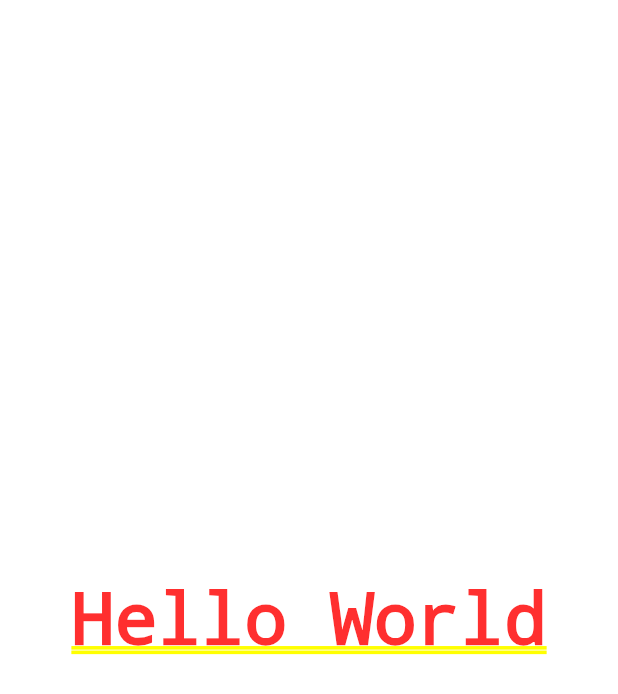
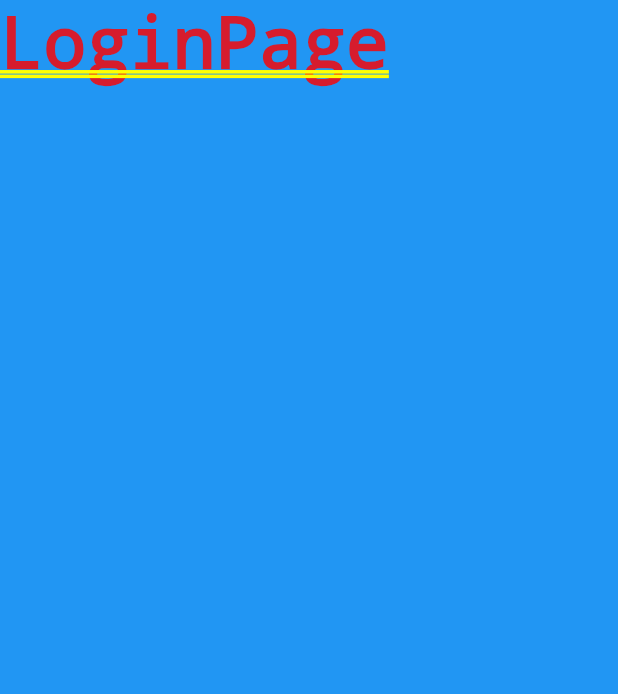
Before and after one commit to dzjyyds666/online_study_browser, a Flutter app: the screen it shows after launch, on a phone screen of 412 x 824 dp. Shown: the top 694 px of the screen. Run offline on Flutter 3.47's test engine with Material 3 defaults, Android fonts, the phone set to English and light mode, and no system bars; our stand-ins replace flutter_screenutil, shared_preferences.

Commit message:
添加单列模式的缓存，做进入网页的判断，判断是否登录，没有登录的话进入登录页面

```diff
--- a/lib/main.dart
+++ b/lib/main.dart
@@ -1,12 +1,26 @@
 import 'package:flutter/material.dart';
 import 'package:flutter_screenutil/flutter_screenutil.dart';
+import 'package:online_study_browser/page/login.dart';
+import 'package:online_study_browser/utils/shared_preference_clien.dart';
+import 'package:online_study_browser/utils/utils.dart';
 
-void main() {
-  runApp(const MyApp());
+void main() async {
+  WidgetsFlutterBinding.ensureInitialized();
+  await Prefs.init();
+
+  final token = await Utils.getUserToken();
+
+  if (token == null) {
+    runApp(MyApp(isLogin: false));
+  } else {
+    runApp(MyApp(isLogin: true));
+  }
 }
 
 class MyApp extends StatelessWidget {
-  const MyApp({super.key});
+  bool isLogin;
+
+  MyApp({super.key, required this.isLogin});
 
   // This widget is the root of your application.
   @override
@@ -15,7 +29,7 @@ class MyApp extends StatelessWidget {
       designSize: const Size(1920, 1080),
       minTextAdapt: true, // 是否根据设计稿的最小宽度适配，默认为false
       splitScreenMode: true, // 是否根据设计稿的最大宽度适配，默认为false
-      builder: (_,child){
+      builder: (_, child) {
         return MaterialApp(
             debugShowCheckedModeBanner: false,
             title: 'Flutter Demo',
@@ -23,8 +37,11 @@ class MyApp extends StatelessWidget {
               colorScheme: ColorScheme.fromSeed(seedColor: Colors.deepPurple),
               useMaterial3: true,
             ),
-          home: const Center(child: Text('Hello World'),),
-        );
+            home: isLogin
+                ? const Center(
+                    child: Text('Hello World'),
+                  )
+                : LoginPage());
       },
     );
   }
--- /dev/null
+++ b/lib/page/login.dart
@@ -0,0 +1,15 @@
+import 'package:flutter/material.dart';
+
+class LoginPage extends StatefulWidget {
+  LoginPage({Key});
+
+  @override
+  State<StatefulWidget> createState() => _LoginPageState();
+}
+
+class _LoginPageState extends State<LoginPage> {
+  @override
+  Widget build(BuildContext context) {
+      return Container(child: Text("LoginPage"),decoration: BoxDecoration(color: Colors.blue,));
+  }
+}
--- /dev/null
+++ b/lib/utils/constant.dart
@@ -0,0 +1,3 @@
+class Constant{
+  static String Token = "authorization";
+}
--- a/pubspec.yaml
+++ b/pubspec.yaml
@@ -31,7 +31,7 @@ dependencies:
   flutter:
     sdk: flutter
   flutter_screenutil: ^5.9.3
-
+  shared_preferences: ^2.5.2
   # The following adds the Cupertino Icons font to your application.
   # Use with the CupertinoIcons class for iOS style icons.
   cupertino_icons: ^1.0.8
```
Also changed, not shown: lib/utils/shared_preference_clien.dart (added, +14 -0 lines), lib/utils/utils.dart (added, +9 -0 lines), pubspec.lock, 4 other files. Lines whose indentation alone changed are shown as unchanged.
